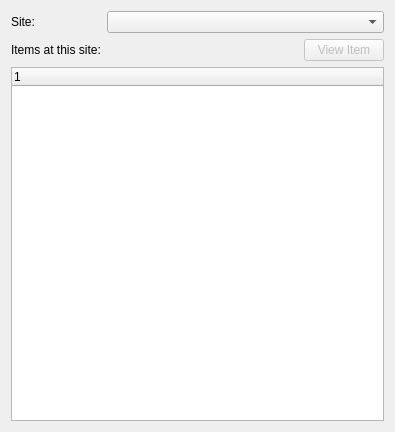
WooodHead/xtuple, file xtuple/trunk/share/sample_scripts/itemSiteViewItem.ui: the form before one commit.
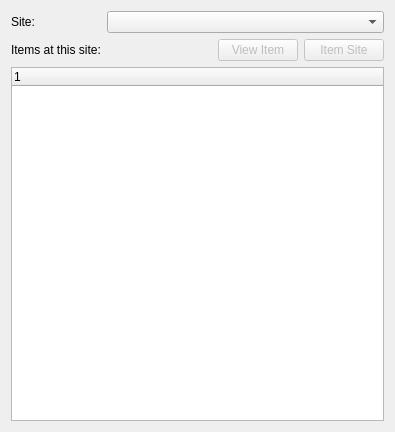
The form after the commit. Custom widgets are drawn as their Qt base class.

Commit message: issue #9271, issue #8071 - add demonstration of capturing exec of qdialogs

What changed in the file:
```diff
--- a/xtuple/trunk/share/sample_scripts/itemSiteViewItem.ui
+++ b/xtuple/trunk/share/sample_scripts/itemSiteViewItem.ui
@@ -66,6 +66,16 @@
        </property>
       </widget>
      </item>
+     <item>
+      <widget class="QPushButton" name="_viewItemSite">
+       <property name="enabled">
+        <bool>false</bool>
+       </property>
+       <property name="text">
+        <string>Item Site</string>
+       </property>
+      </widget>
+     </item>
     </layout>
    </item>
   </layout>
```
Left out of the diff: 16 changed lines with no effect on the pictures. The commit also changes 1 other file.
